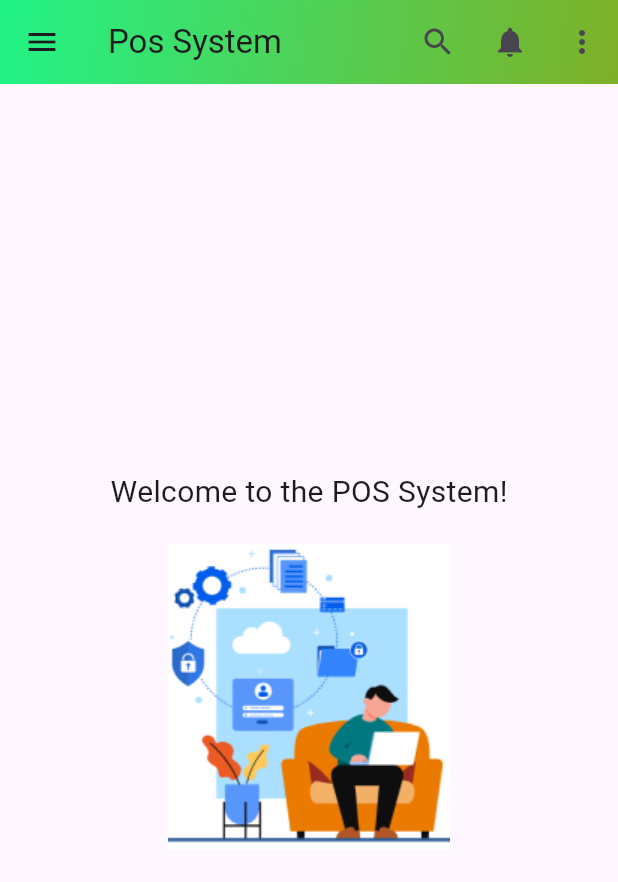
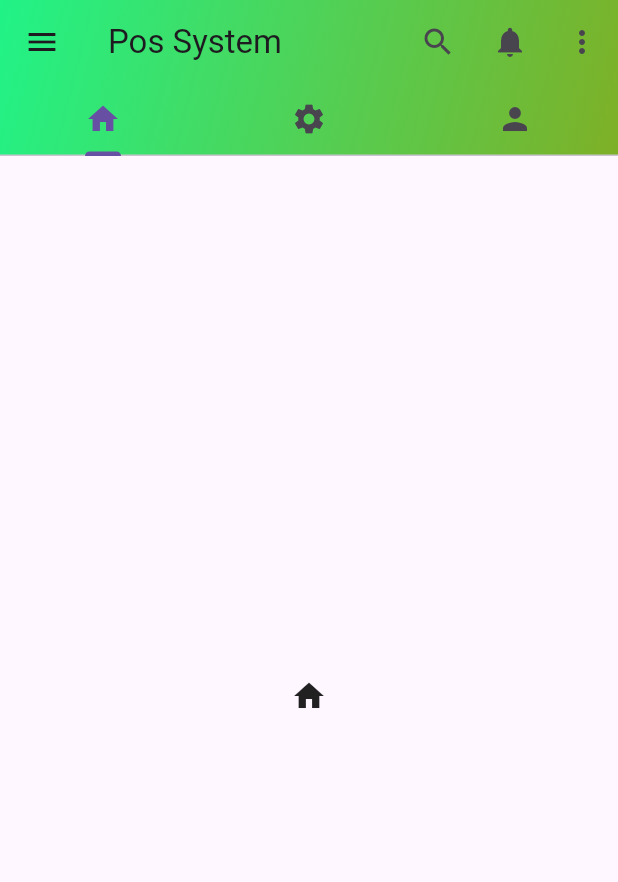
Before and after one commit to Harsha24798/ticket_app, a Flutter app: the screen it shows after launch, on a phone screen of 412 x 824 dp. Shown: the top 882 px of the screen. Run offline on Flutter 3.47's test engine with Material 3 defaults, Android fonts, the phone set to English and light mode, and no system bars.

Commit message:
Refactor MyHomePage to streamline widget structure and enhance UI consistency

```diff
--- a/lib/main.dart
+++ b/lib/main.dart
@@ -1,5 +1,4 @@
 import 'package:flutter/material.dart';
-import 'package:flutter_svg/svg.dart';
 
 void main() {
   runApp(const MyApp());
@@ -19,7 +18,9 @@ class MyHomePage extends StatelessWidget {
 
   @override
   Widget build(BuildContext context) {
-    return Scaffold(
+    return DefaultTabController(
+      length: 3,
+      child: Scaffold(
         appBar: AppBar(
           leading: IconButton(
             icon: Icon(Icons.menu),
@@ -61,14 +62,19 @@ class MyHomePage extends StatelessWidget {
           ),
           title: Text('Pos System'),
           backgroundColor: Colors.blueAccent,
+          bottom: TabBar(
+            tabs: [
+              Tab(icon: Icon(Icons.home)),
+              Tab(icon: Icon(Icons.settings)),
+              Tab(icon: Icon(Icons.person)),
+            ],
           ),
-      body: Center(
-        child: Column(
-          mainAxisSize: MainAxisSize.min,
+        ),
+        body: TabBarView(
           children: [
-            Text('Welcome to the POS System!', style: TextStyle(fontSize: 20)),
-            SizedBox(height: 20),
-            Image(image: AssetImage('assets/login.jpg'), fit: BoxFit.cover),
+            Icon(Icons.home),
+            Icon(Icons.settings),
+            Icon(Icons.person),
           ],
         ),
       ),
```
Lines whose indentation alone changed are shown as unchanged.
